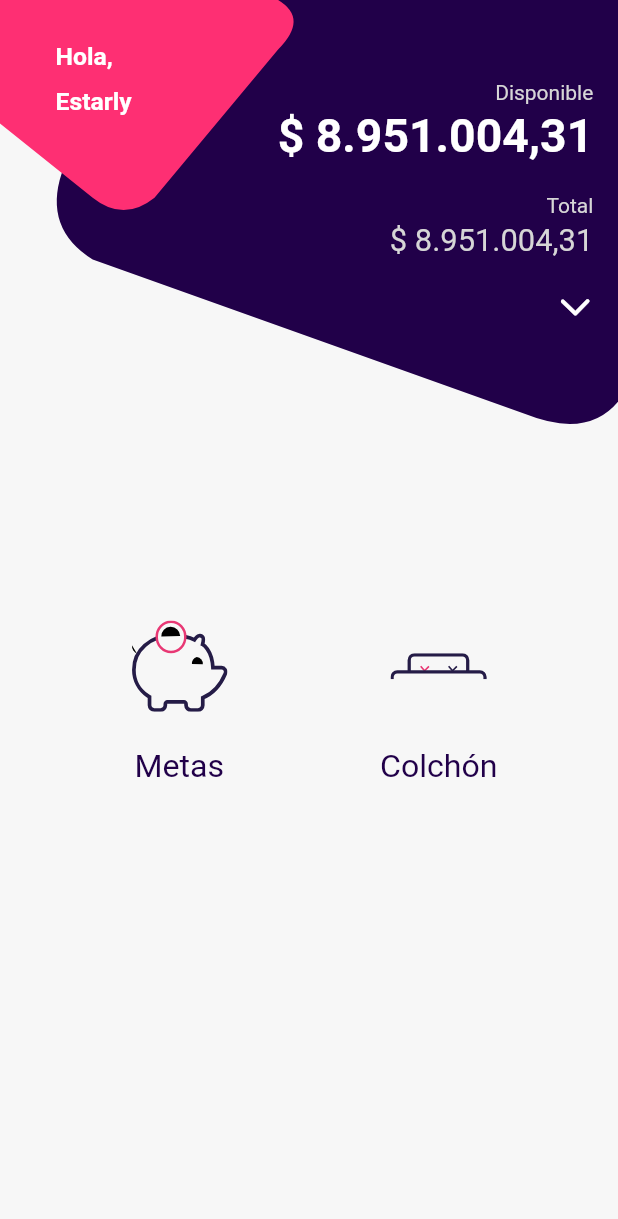
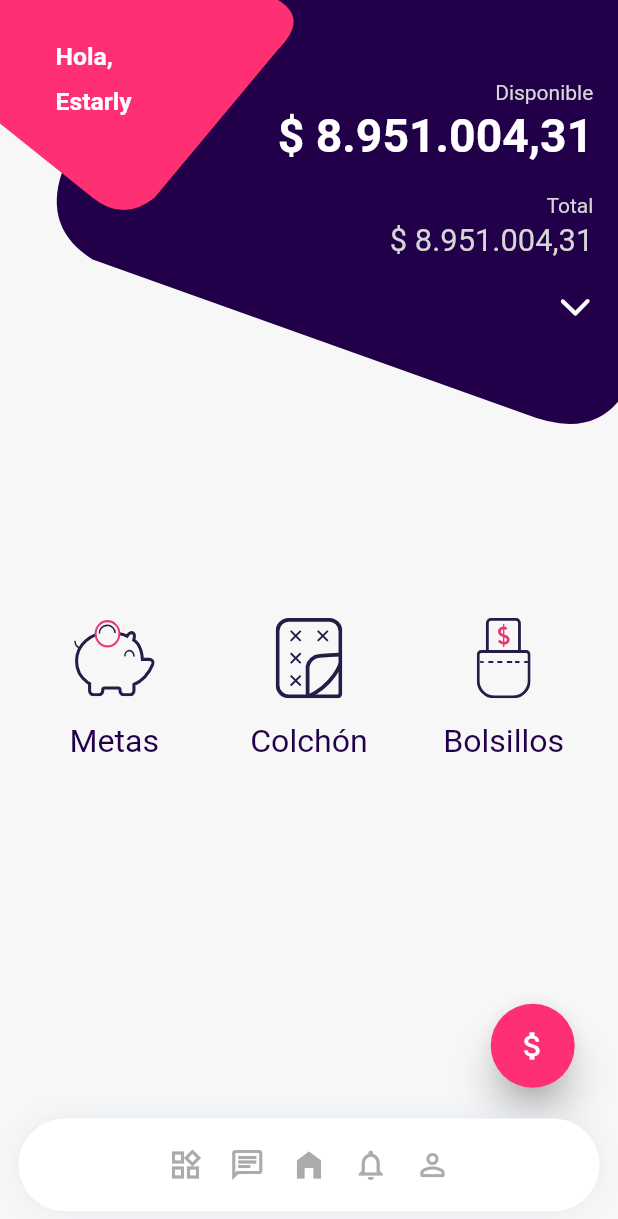
Before and after one commit to estarly07/Mequi, a Flutter app: the screen it shows after launch, on a phone screen of 412 x 824 dp. Shown: the top 1219 px of the screen. Run offline on Flutter 3.47's test engine with Material 2 defaults, Android fonts, the phone set to English and light mode, and no system bars; our stand-ins replace flutter_svg.

Commit message:
CREACION
- Creacion del diseño de la barra de navegacion
- Modificacion de los svgs de metas, colchon, bolsillos

```diff
--- a/mequi/lib/Transactions/pages/home_page.dart
+++ b/mequi/lib/Transactions/pages/home_page.dart
@@ -1,16 +1,40 @@
 import 'package:flutter/cupertino.dart';
 import 'package:flutter/material.dart';
 import 'package:mequi/Transactions/pages/pages.dart';
+import 'package:mequi/Transactions/widgets/widgets.dart';
+import 'package:mequi/Utils/values/colors.dart';
 
 class HomePage extends StatelessWidget {
   const HomePage({Key? key}) : super(key: key);
 
   @override
   Widget build(BuildContext context) {
+    final size = MediaQuery.of(context).size;
     return Scaffold(
       body: Stack(
         children: [
           _navigation("page"),
+          Align(
+            alignment: Alignment.bottomCenter,
+            child: Wrap(
+              alignment: WrapAlignment.end,
+              children: [
+                Container(
+                  margin: EdgeInsets.only(
+                    bottom: size.height * 0.005,
+                    right: size.height * 0.035,
+                  ),
+                  child: FloatingActionButton(
+                    onPressed: () {},
+                    elevation: 10.5,
+                    child: Icon(Icons.attach_money_sharp),
+                    backgroundColor: Color(colorPink),
+                  ),
+                ),
+                Bar(),
+              ],
+            ),
+          )
         ],
       ),
     );
--- a/mequi/lib/Transactions/widgets/bar.dart
+++ b/mequi/lib/Transactions/widgets/bar.dart
@@ -1,4 +1,5 @@
 import 'package:flutter/cupertino.dart';
+import 'package:flutter/material.dart';
 import 'package:mequi/Utils/values/colors.dart';
 
 class Bar extends StatelessWidget {
@@ -25,6 +26,114 @@ class Bar extends StatelessWidget {
           ],
           color: Color(colorBar),
           borderRadius: BorderRadius.circular(size.height * 0.1)),
+      child: Padding(
+        padding: EdgeInsets.symmetric(horizontal: size.width * 0.01),
+        child: _ItemsBar(),
+      ),
     );
   }
 }
+
+class _ItemsBar extends StatefulWidget {
+  _ItemsBar({
+    Key? key,
+  }) : super(key: key);
+
+  @override
+  State<_ItemsBar> createState() => _ItemsBarState();
+}
+
+class _ItemsBarState extends State<_ItemsBar> {
+  String pageSelect = 'Text("Inicio")';
+
+  List<NavigationItem> list = [
+    NavigationItem(Icon(Icons.widgets_outlined), Text("Armario")),
+    NavigationItem(Icon(Icons.chat_outlined), Text("Movimientos")),
+    NavigationItem(Icon(Icons.home_filled), Text("Inicio")),
+    NavigationItem(Icon(Icons.notifications_none), Text("Notificaciones")),
+    NavigationItem(Icon(Icons.person_outline_rounded), Text("Perfil")),
+  ];
+
+  @override
+  Widget build(BuildContext context) {
+    final size = MediaQuery.of(context).size;
+    return Row(
+      mainAxisAlignment: MainAxisAlignment.center,
+      children: list
+          .map((e) => GestureDetector(
+                onTap: () {
+                  setState(() {
+                    pageSelect = e.title.toString();
+                    print(pageSelect);
+                  });
+                },
+                child: _buildItem(
+                    item: e,
+                    isSelect: pageSelect == e.title.toString(),
+                    size: size),
+              ))
+          .toList(),
+    );
+  }
+
+  Widget _buildItem(
+          {required NavigationItem item,
+          bool isSelect = false,
+          required Size size}) =>
+      AnimatedContainer(
+        duration: const Duration(milliseconds: 270),
+        curve: Curves.fastOutSlowIn,
+        width: isSelect ? size.width * 0.35 : size.width * 0.1,
+        height: size.width * 0.1,
+        decoration: isSelect
+            ? BoxDecoration(
+                color: const Color(colorPinkLight),
+                borderRadius: BorderRadius.circular(16),
+              )
+            : null,
+        child: Center(
+          child: ListView(
+            scrollDirection: Axis.horizontal,
+            shrinkWrap: true,
+            children: [
+              Center(
+                child: Container(
+                  child: Row(
+                    mainAxisSize: MainAxisSize.max,
+                    children: [
+                      _itemBar(
+                        item,
+                        isSelect,
+                      ),
+                      isSelect
+                          ? DefaultTextStyle.merge(
+                              child: item.title,
+                              style: TextStyle(
+                                  color: Color(colorPink),
+                                  fontSize: size.width * 0.035,
+                                  fontWeight: FontWeight.bold))
+                          : const SizedBox(),
+                    ],
+                  ),
+                ),
+              ),
+            ],
+          ),
+        ),
+      );
+  IconTheme _itemBar(NavigationItem item, bool isSelect) => IconTheme(
+        data: IconThemeData(
+            size: 24,
+            color: isSelect
+                ? const Color(colorPink)
+                : const Color(colorButtonsBar)),
+        child: item.icon,
+      );
+}
+
+class NavigationItem {
+  final Icon icon;
+  final Text title;
+
+  NavigationItem(this.icon, this.title);
+}
--- a/mequi/lib/Transactions/widgets/options_home.dart
+++ b/mequi/lib/Transactions/widgets/options_home.dart
@@ -24,11 +24,11 @@ class OptionsHome extends StatelessWidget {
           name: "Colchón",
           icon: "assets/icons/ic_colchon.svg",
         ),
-        /* _ItemOptionsHome(
+        _ItemOptionsHome(
           width: size.width * 0.26,
           name: "Bolsillos",
           icon: "assets/icons/ic_bolsillo.svg",
-        ), */
+        ),
       ],
     );
   }
@@ -54,11 +54,11 @@ class _ItemOptionsHome extends StatelessWidget {
         children: [
           SvgPicture.asset(
             icon,
-            height: width * 0.6,
-            width: width * 0.6,
+            height: width * 0.5,
+            width: width * 0.5,
           ),
           SizedBox(
-            height: width * 0.2,
+            height: width * 0.15,
           ),
           Text(
             name,
--- a/mequi/lib/Utils/values/colors.dart
+++ b/mequi/lib/Utils/values/colors.dart
@@ -1,5 +1,8 @@
 const int colorPimary = 0xff210049;
 const int colorPink = 0xfffe2f73;
+const int colorPinkLight = 0xfff9e8ee;
+const int colorButtonsBar = 0xffababab;
+
 const int colorBar = 0xffffffff;
 const int colorShadow = 0xffdfe6ee;
 const int colorScaffold = 0xfff7f7f7;
```
Also changed, not shown: mequi/assets/icons/ic_bolsillo.svg, mequi/assets/icons/ic_colchon.svg, mequi/assets/icons/ic_colchon_creado.svg (added), mequi/assets/icons/ic_metas.svg.
